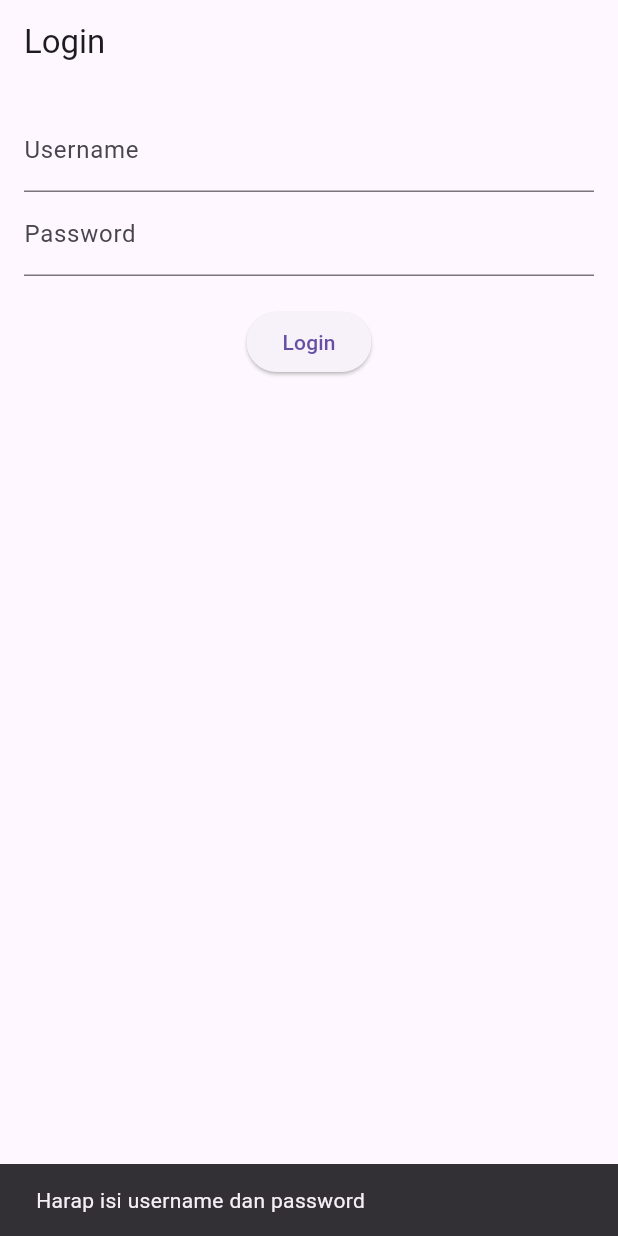
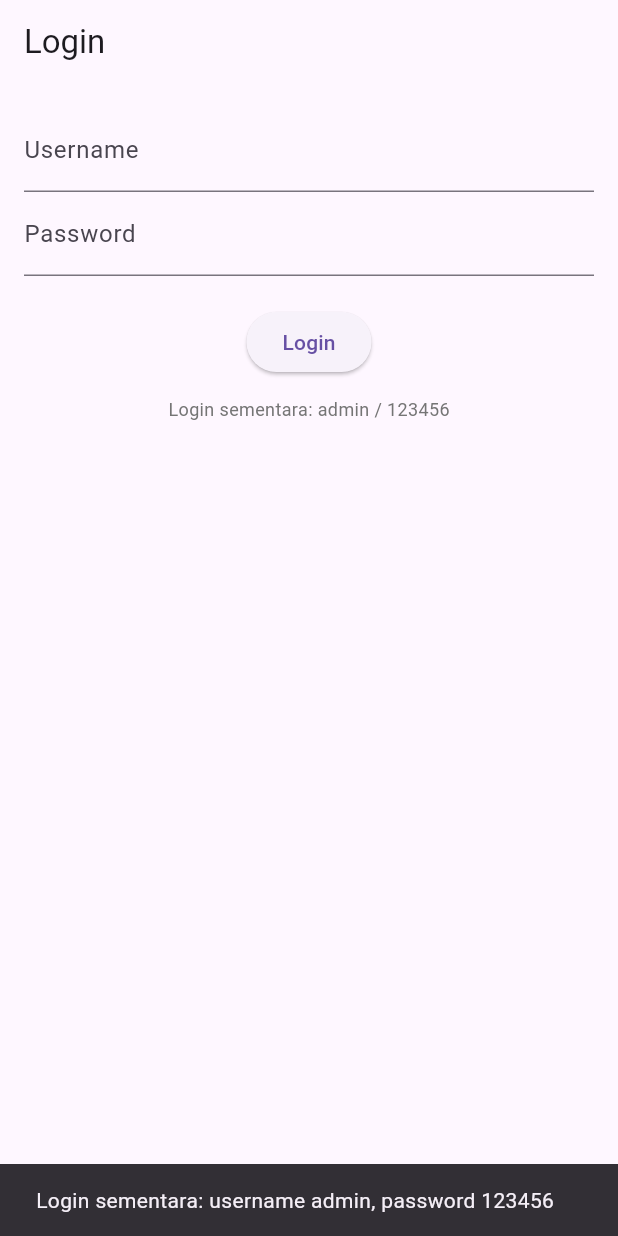
Before and after one commit to annn214/pencatatan_keuangan_flutter, a Flutter app: the screen it shows after launch, after a tap on "Login", on a phone screen of 412 x 824 dp. Run offline on Flutter 3.47's test engine with Material 3 defaults, Android fonts, the phone set to English and light mode, and no system bars.

Commit message:
tambahkan metode login admin (sementara)

```diff
--- a/lib/pages/home_page.dart
+++ b/lib/pages/home_page.dart
@@ -3,6 +3,8 @@ import 'package:intl/intl.dart';
 import 'package:uas_pencatatan_keuangan/models/transaksi.dart';
 
 class HomePage extends StatefulWidget {
+  const HomePage({super.key});
+
   @override
   _HomePageState createState() => _HomePageState();
 }
--- a/lib/pages/login_page.dart
+++ b/lib/pages/login_page.dart
@@ -2,26 +2,45 @@ import 'package:flutter/material.dart';
 import 'home_page.dart';
 
 class LoginPage extends StatefulWidget {
+  const LoginPage({super.key});
+
   @override
   _LoginPageState createState() => _LoginPageState();
 }
 
 class _LoginPageState extends State<LoginPage> {
+  static const String _temporaryUsername = 'admin';
+  static const String _temporaryPassword = '123456';
+
   final TextEditingController _userController = TextEditingController();
   final TextEditingController _passController = TextEditingController();
 
   void _login() {
-    if (_userController.text.isNotEmpty && _passController.text.isNotEmpty) {
-      // Simulasi login sukses seperti di AuthViewModel
-      ScaffoldMessenger.of(context).showSnackBar(
-        SnackBar(content: Text("Selamat Datang, ${_userController.text}!")),
+    final String username = _userController.text.trim();
+    final String password = _passController.text;
+
+    if (username == _temporaryUsername && password == _temporaryPassword) {
+      ScaffoldMessenger.of(
+        context,
+      ).showSnackBar(SnackBar(content: Text("Selamat Datang, $username!")));
+      Navigator.pushReplacement(
+        context,
+        MaterialPageRoute(builder: (context) => HomePage()),
       );
-      Navigator.pushReplacement(context, MaterialPageRoute(builder: (context) => HomePage()));
     } else {
       ScaffoldMessenger.of(context).showSnackBar(
-        SnackBar(content: Text("Harap isi username dan password")),
+        const SnackBar(
+          content: Text("Login sementara: username admin, password 123456"),
+        ),
       );
     }
+  }
+
+  @override
+  void dispose() {
+    _userController.dispose();
+    _passController.dispose();
+    super.dispose();
   }
 
   @override
@@ -32,10 +51,22 @@ class _LoginPageState extends State<LoginPage> {
         padding: EdgeInsets.all(16.0),
         child: Column(
           children: [
-            TextField(controller: _userController, decoration: InputDecoration(labelText: "Username")),
-            TextField(controller: _passController, decoration: InputDecoration(labelText: "Password"), obscureText: true),
+            TextField(
+              controller: _userController,
+              decoration: InputDecoration(labelText: "Username"),
+            ),
+            TextField(
+              controller: _passController,
+              decoration: InputDecoration(labelText: "Password"),
+              obscureText: true,
+            ),
             SizedBox(height: 20),
             ElevatedButton(onPressed: _login, child: Text("Login")),
+            SizedBox(height: 12),
+            Text(
+              'Login sementara: admin / 123456',
+              style: TextStyle(color: Colors.grey[600], fontSize: 12),
+            ),
           ],
         ),
       ),
```
